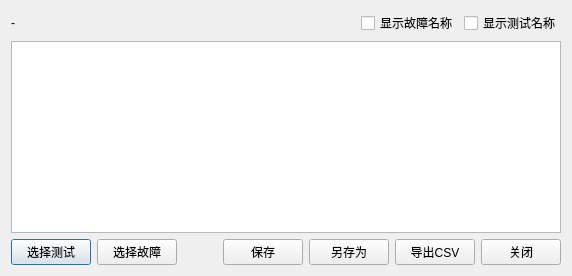
First picture: the form in ref/T-Solver/widget/dmatrixviewerdialog.ui, repository lushisongicloud/T-Designer, before the edit.
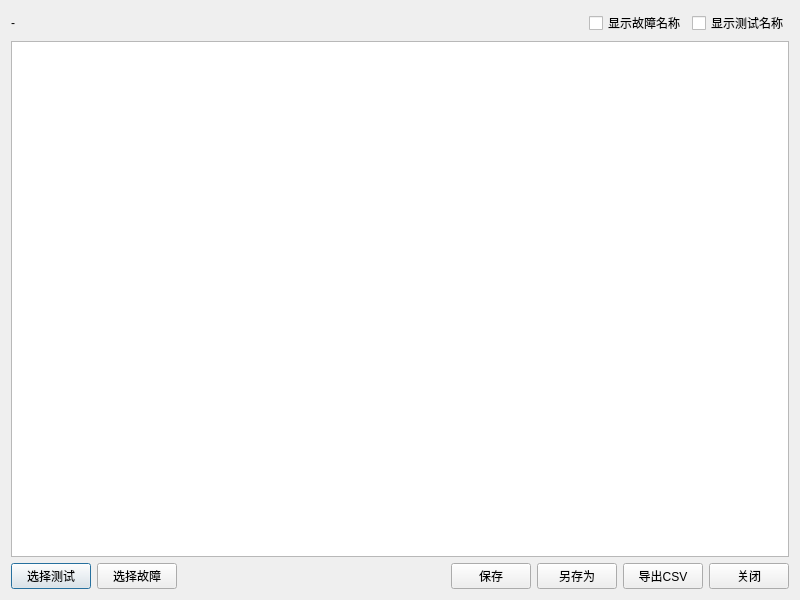
Second picture: the form after the edit.

```diff
--- a/ref/T-Solver/widget/dmatrixviewerdialog.ui
+++ b/ref/T-Solver/widget/dmatrixviewerdialog.ui
@@ -2,6 +2,26 @@
 <ui version="4.0">
  <class>DMatrixViewerDialog</class>
  <widget class="QDialog" name="DMatrixViewerDialog">
+  <property name="geometry">
+   <rect>
+    <x>0</x>
+    <y>0</y>
+    <width>800</width>
+    <height>600</height>
+   </rect>
+  </property>
+  <property name="minimumSize">
+   <size>
+    <width>800</width>
+    <height>600</height>
+   </size>
+  </property>
+  <property name="maximumSize">
+   <size>
+    <width>16777215</width>
+    <height>16777215</height>
+   </size>
+  </property>
   <property name="windowTitle">
    <string>D矩阵查看器</string>
   </property>
@@ -57,7 +77,7 @@
     </widget>
    </item>
    <item>
-   <layout class="QHBoxLayout" name="buttonLayout">
+    <layout class="QHBoxLayout" name="buttonLayout">
      <item>
       <widget class="QPushButton" name="btnSelectTests">
        <property name="text">
```
Left out of the diff: 6 changed lines with no effect on the pictures.
